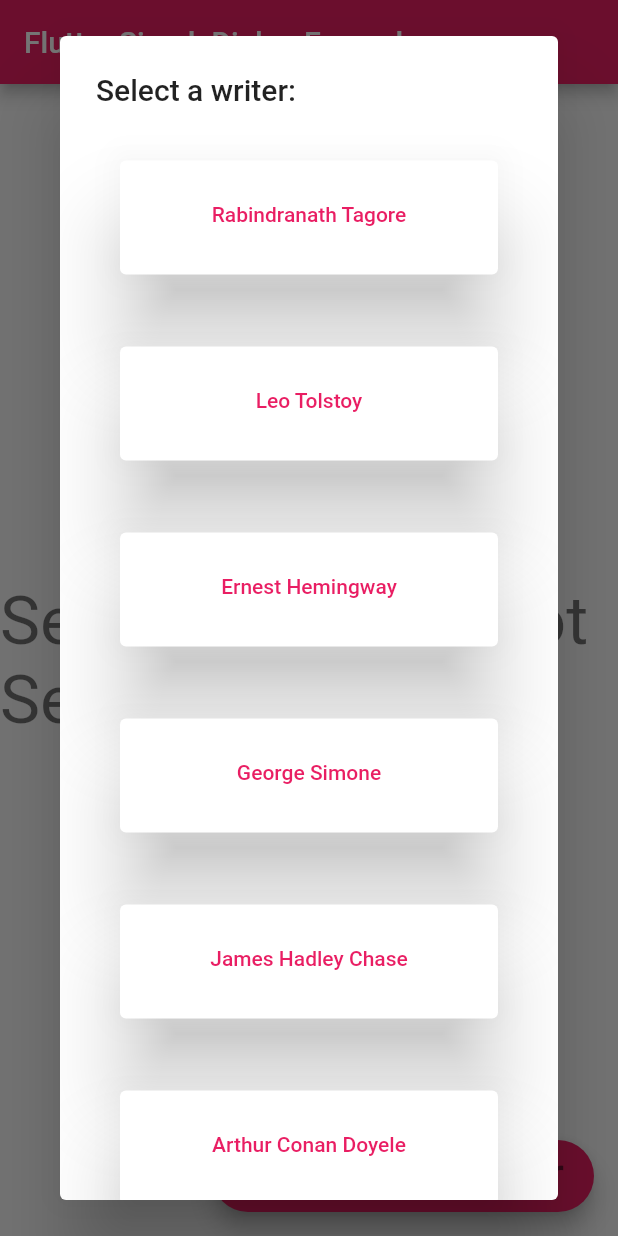
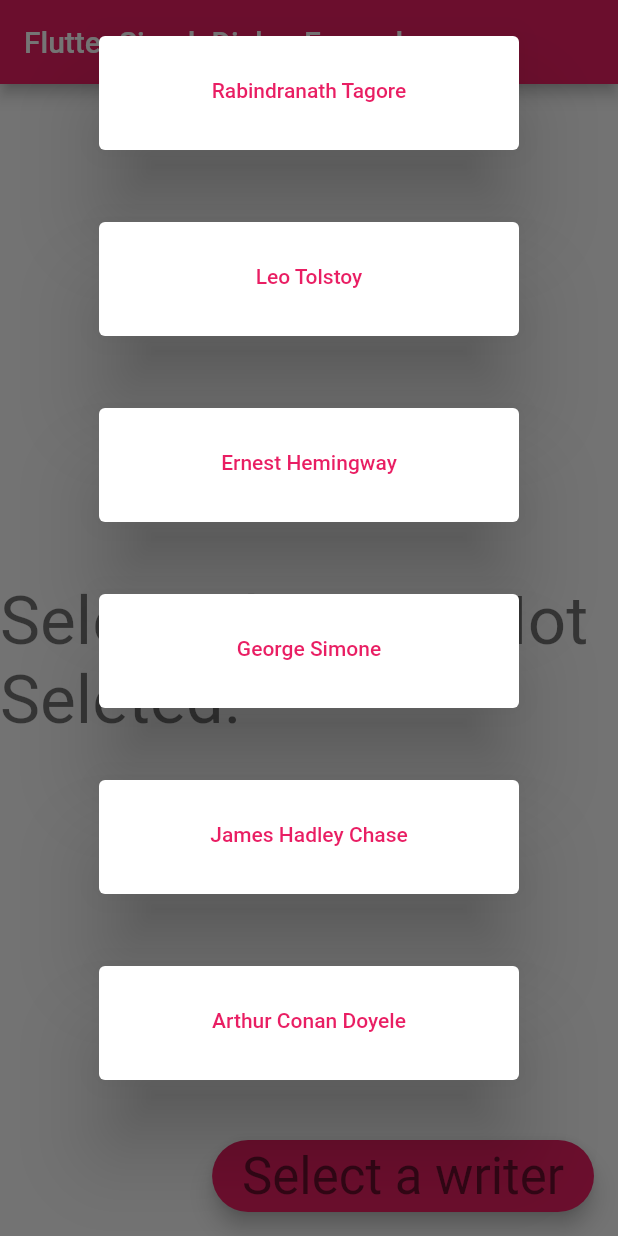
Before and after one commit to sanjibsinha/flutter_artisan, a Flutter app: the screen it shows after launch, after a tap on "Select a writer", on a phone screen of 412 x 824 dp. Run offline on Flutter 3.47's test engine with Material 2 defaults, Android fonts, the phone set to English and light mode, and no system bars.

```diff
--- a/lib/view/my_home_page.dart
+++ b/lib/view/my_home_page.dart
@@ -57,8 +57,8 @@ class _MyHomePageState extends State<MyHomePage> {
     Future futureValue = showDialog(
       context: context,
       builder: (BuildContext context) {
-        return SimpleDialog(
-          title: const Text('Select a writer:'),
+        return ListView(
+          //title: const Text('Select a writer:'),
           children: writers
               .map(
                 (writer) => SimpleDialog(
```
